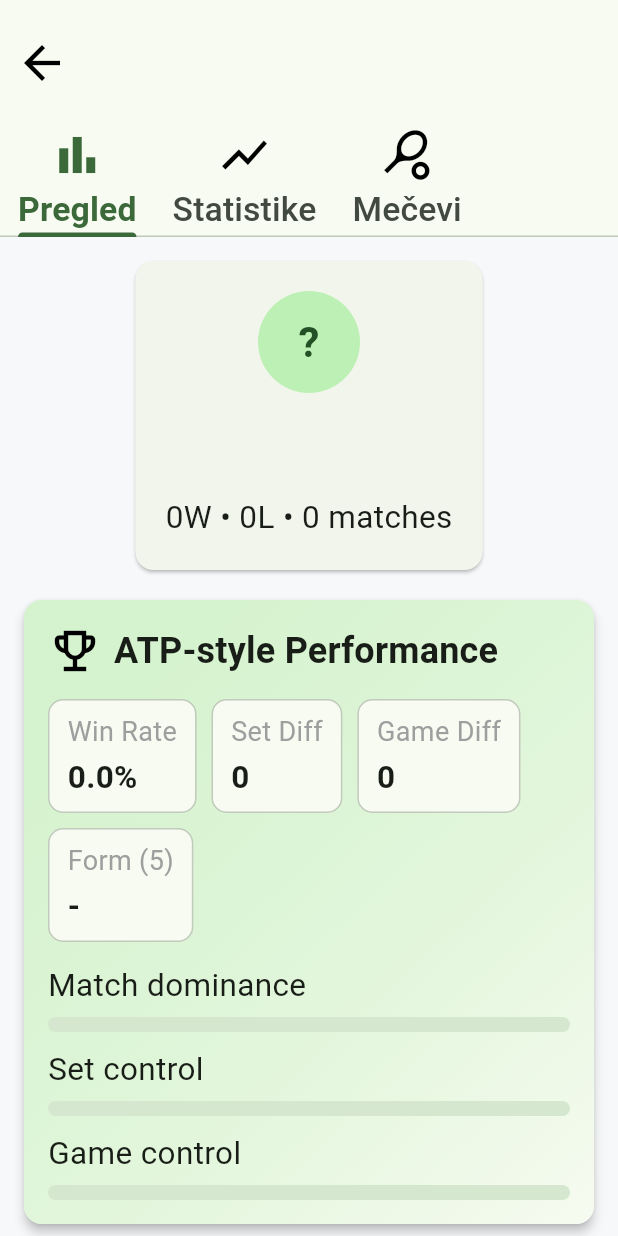
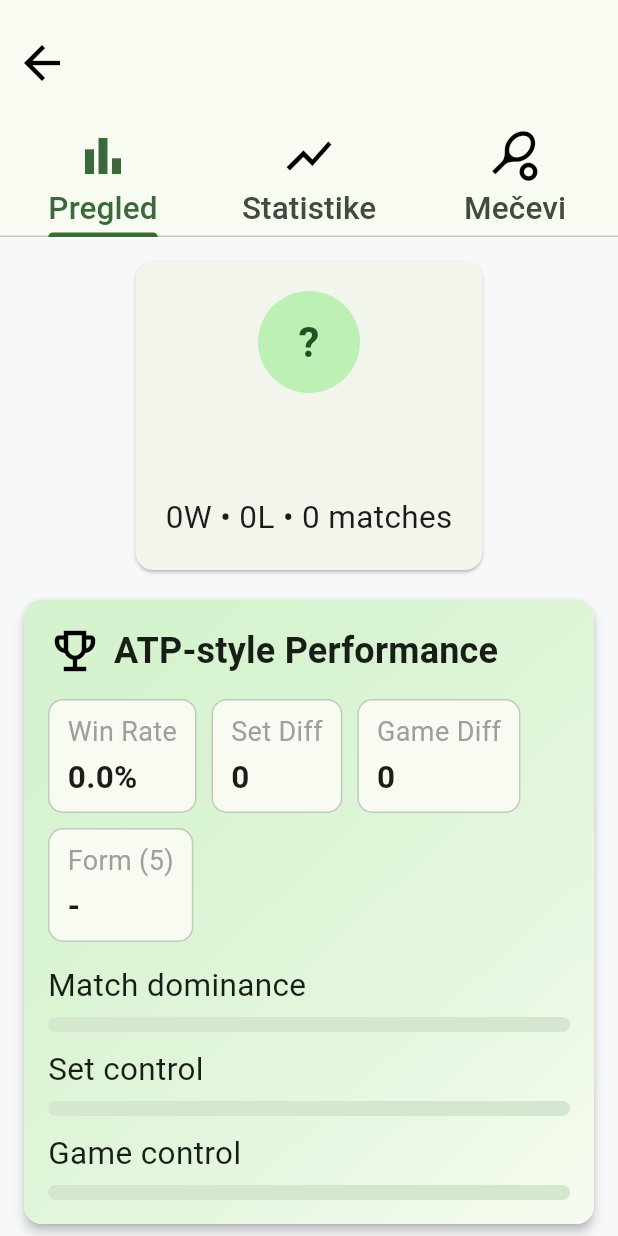
Before and after one commit to trpa04-bot/tennis, a Flutter app: the PlayerDetailsPage screen opened directly with empty values, on a phone screen of 412 x 824 dp. Run offline on Flutter 3.47's test engine with Material 3 defaults, Android fonts, the phone set to English and light mode, and no system bars; our stand-ins replace cloud_firestore, firebase_auth, firebase_core, web; accounts and stored records are empty; network calls fail.

Commit message:
Make player details tabs edge-to-edge on mobile

```diff
--- a/lib/screens/player_details_page.dart
+++ b/lib/screens/player_details_page.dart
@@ -17,27 +17,16 @@ class PlayerDetailsPage extends StatelessWidget {
 
   @override
   Widget build(BuildContext context) {
-    final isCompact = MediaQuery.of(context).size.width < 420;
-
     return DefaultTabController(
       length: 3,
       child: Scaffold(
         appBar: AppBar(
           title: Text(playerName),
           centerTitle: true,
-          bottom: TabBar(
-            isScrollable: isCompact,
-            tabAlignment: isCompact ? TabAlignment.start : TabAlignment.fill,
-            labelStyle: TextStyle(
-              fontSize: isCompact ? 15 : 17,
-              fontWeight: FontWeight.w600,
-            ),
-            unselectedLabelStyle: TextStyle(
-              fontSize: isCompact ? 15 : 17,
-              fontWeight: FontWeight.w500,
-            ),
-            labelPadding: EdgeInsets.symmetric(horizontal: isCompact ? 12 : 8),
-            tabs: const [
+          bottom: const TabBar(
+            isScrollable: false,
+            tabAlignment: TabAlignment.fill,
+            tabs: [
               Tab(icon: Icon(Icons.bar_chart_outlined), text: 'Pregled'),
               Tab(icon: Icon(Icons.show_chart_outlined), text: 'Statistike'),
               Tab(icon: Icon(Icons.sports_tennis_outlined), text: 'Mečevi'),
```
